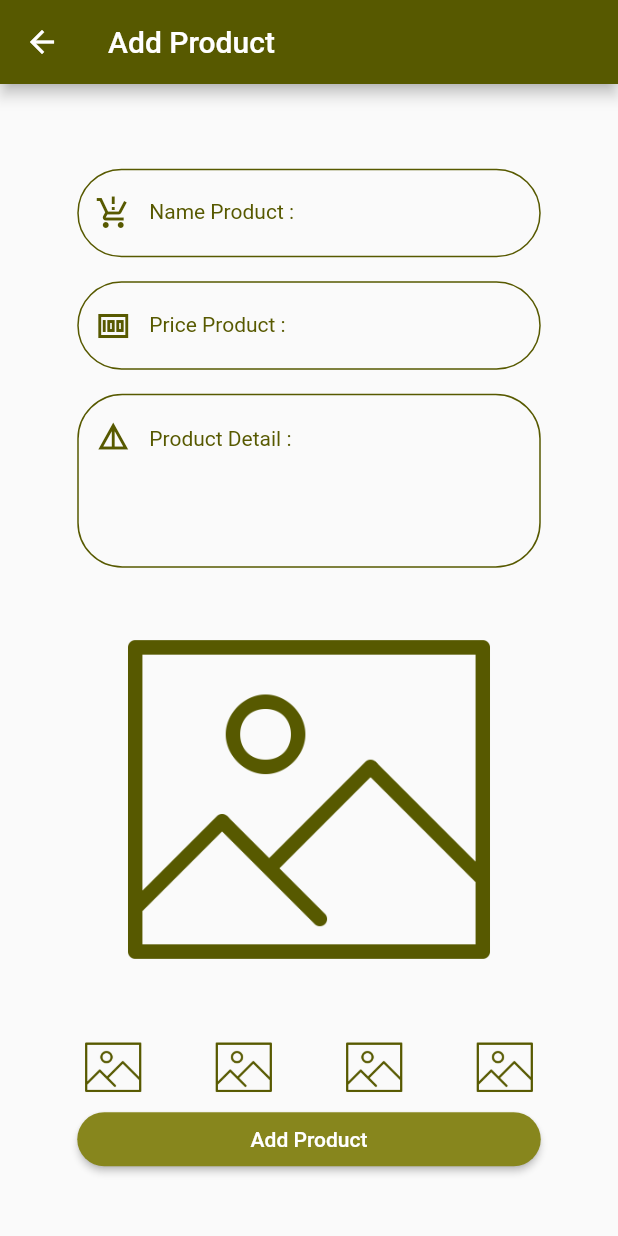
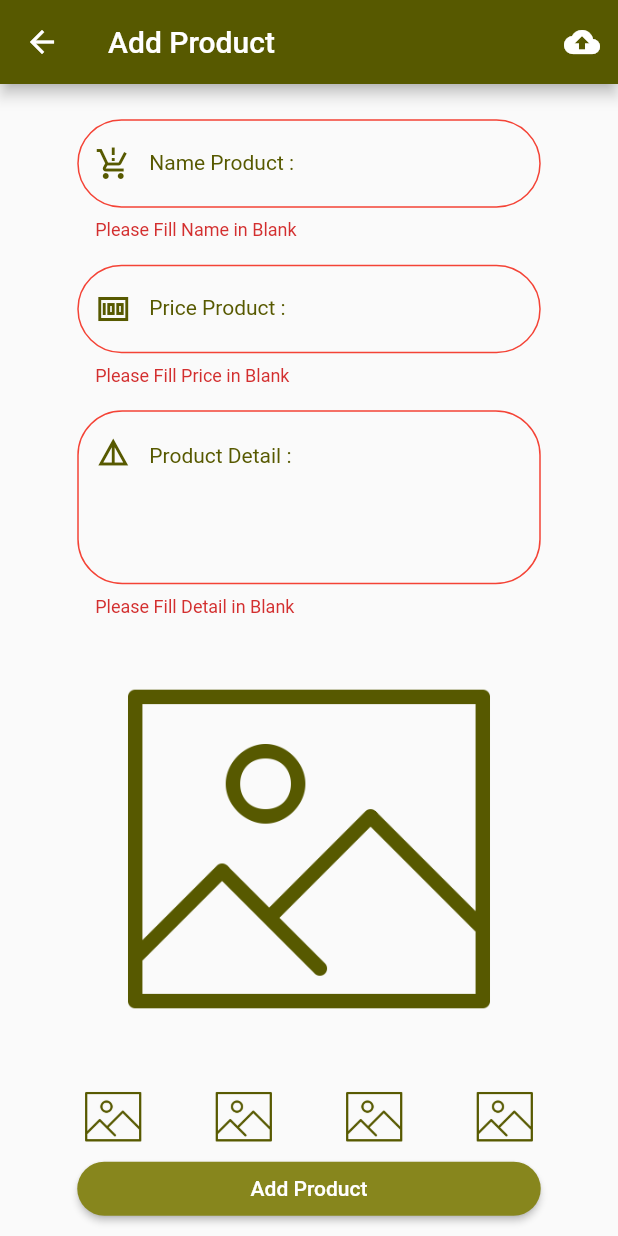
Before and after one commit to Phannasit-c/ShoppingMall, a Flutter app: the AddProduct screen opened by its route, after a tap on "Add Product", on a phone screen of 412 x 824 dp. Run offline on Flutter 3.47's test engine with Material 2 defaults, Android fonts, the phone set to English and light mode, and no system bars; our stand-ins replace dio, geolocator, google_maps_flutter, image_picker, shared_preferences; accounts and stored records are empty.

Commit message:
update 8 July

```diff
--- a/lib/states/add_product.dart
+++ b/lib/states/add_product.dart
@@ -1,5 +1,11 @@
+import 'dart:io';
+
 import 'package:flutter/material.dart';
+import 'package:image_picker/image_picker.dart';
 import 'package:shoppingmall/utility/my_constant.dart';
+import 'package:shoppingmall/utility/my_dialog.dart';
+import 'package:shoppingmall/widgets/show_image.dart';
+import 'package:shoppingmall/widgets/show_title.dart';
 
 class AddProduct extends StatefulWidget {
   const AddProduct({Key? key}) : super(key: key);
@@ -9,10 +15,32 @@ class AddProduct extends StatefulWidget {
 }
 
 class _AddProductState extends State<AddProduct> {
+  final formKey = GlobalKey<FormState>();
+  List<File?> files = [];
+  File? file;
+
+  @override
+  void initState() {
+    // TODO: implement initState
+    super.initState();
+    initialFile();
+  }
+
+  void initialFile() {
+    for (var i = 0; i < 4; i++) {
+      files.add(null);
+    }
+  }
+
   @override
   Widget build(BuildContext context) {
     return Scaffold(
       appBar: AppBar(
+        actions: [
+          IconButton(
+              onPressed: () => processAddProduct(),
+              icon: Icon(Icons.cloud_upload))
+        ],
         title: Text('Add Product'),
       ),
       body: LayoutBuilder(
@@ -21,23 +49,105 @@ class _AddProductState extends State<AddProduct> {
           behavior: HitTestBehavior.opaque,
           child: Center(
             child: SingleChildScrollView(
+              child: Form(
+                key: formKey,
                 child: Column(
                   children: [
                     buildProductName(constraints),
                     buildProductPrice(constraints),
                     buildProductDetail(constraints),
                     buildImage(constraints),
-                  Container(width: constraints.maxWidth*0.75,
-                    child: ElevatedButton(style: MyConstant().myButtonStyle(),
-                      onPressed: () {},
-                      child: Text('Add Product'),
-                    ),
-                  ),
+                    addProductButton(constraints),
                   ],
                 ),
               ),
             ),
           ),
+        ),
+      ),
+    );
+  }
+
+  Container addProductButton(BoxConstraints constraints) {
+    return Container(
+      width: constraints.maxWidth * 0.75,
+      child: ElevatedButton(
+        style: MyConstant().myButtonStyle(),
+        onPressed: () {
+          processAddProduct();
+        },
+        child: Text('Add Product'),
+      ),
+    );
+  }
+
+  void processAddProduct() {
+    if (formKey.currentState!.validate()) {
+      bool checkFile = true;
+      for (var item in files) {
+        if (item == null) {
+          checkFile = false;
+        }
+      }
+      if (checkFile) {
+        print('## choose 4 image success');
+      } else {
+        MyDialog()
+            .normalDialog(context, 'More Image', 'Please Choose More Image');
+      }
+    }
+  }
+
+  Future<Null> processImagePicker(ImageSource source, int index) async {
+    try {
+      var result = await ImagePicker().getImage(
+        source: source,
+        maxWidth: 800,
+        maxHeight: 800,
+      );
+
+      setState(() {
+        file = File(result!.path);
+        files[index] = file;
+      });
+    } catch (e) {}
+  }
+
+  Future<Null> chooseSourceImageDialog(int index) async {
+    print('Click From index ==>> $index');
+    showDialog(
+      context: context,
+      builder: (context) => AlertDialog(
+        title: ListTile(
+          leading: ShowImage(path: MyConstant.image4),
+          title: ShowTitle(
+              title: 'Source Image ${index + 1} ?',
+              textStyle: MyConstant().h2Style()),
+          subtitle: ShowTitle(
+              title: 'Please Tab on Camera or Gallery',
+              textStyle: MyConstant().h3Style()),
+        ),
+        actions: [
+          Row(
+            mainAxisAlignment: MainAxisAlignment.spaceAround,
+            children: [
+              TextButton(
+                onPressed: () {
+                  Navigator.pop(context);
+                  processImagePicker(ImageSource.camera, index);
+                },
+                child: Text('Camera'),
+              ),
+              TextButton(
+                onPressed: () {
+                  Navigator.pop(context);
+                  processImagePicker(ImageSource.gallery, index);
+                },
+                child: Text('Gallery'),
+              ),
+            ],
+          ),
+        ],
       ),
     );
   }
@@ -48,8 +158,9 @@ class _AddProductState extends State<AddProduct> {
         Container(
             width: constraints.maxWidth * 0.75,
             height: constraints.maxWidth * 0.75,
-          child: Image.asset(MyConstant.image5),
-        ),
+            child: file == null
+                ? Image.asset(MyConstant.image5)
+                : Image.file(file!)),
         Container(
           width: constraints.maxWidth * 0.75,
           child: Row(
@@ -58,22 +169,54 @@ class _AddProductState extends State<AddProduct> {
               Container(
                 width: 48,
                 height: 48,
-                child: Image.asset(MyConstant.image5),
+                child: InkWell(
+                  onTap: () => chooseSourceImageDialog(0),
+                  child: files[0] == null
+                      ? Image.asset(MyConstant.image5)
+                      : Image.file(
+                          files[0]!,
+                          fit: BoxFit.cover,
+                        ),
+                ),
               ),
               Container(
                 width: 48,
                 height: 48,
-                child: Image.asset(MyConstant.image5),
+                child: InkWell(
+                  onTap: () => chooseSourceImageDialog(1),
+                  child: files[1] == null
+                      ? Image.asset(MyConstant.image5)
+                      : Image.file(
+                          files[1]!,
+                          fit: BoxFit.cover,
+                        ),
+                ),
               ),
               Container(
                 width: 48,
                 height: 48,
-                child: Image.asset(MyConstant.image5),
+                child: InkWell(
+                  onTap: () => chooseSourceImageDialog(2),
+                  child: files[2] == null
+                      ? Image.asset(MyConstant.image5)
+                      : Image.file(
+                          files[2]!,
+                          fit: BoxFit.cover,
+                        ),
+                ),
               ),
               Container(
                 width: 48,
                 height: 48,
-                child: Image.asset(MyConstant.image5),
+                child: InkWell(
+                  onTap: () => chooseSourceImageDialog(3),
+                  child: files[3] == null
+                      ? Image.asset(MyConstant.image5)
+                      : Image.file(
+                          files[3]!,
+                          fit: BoxFit.cover,
+                        ),
+                ),
               ),
             ],
           ),
@@ -87,6 +230,13 @@ class _AddProductState extends State<AddProduct> {
       width: constraints.maxWidth * 0.75,
       margin: EdgeInsets.only(top: 16),
       child: TextFormField(
+        validator: (value) {
+          if (value!.isEmpty) {
+            return 'Please Fill Name in Blank';
+          } else {
+            return null;
+          }
+        },
         decoration: InputDecoration(
           labelStyle: MyConstant().h3Style(),
           labelText: 'Name Product :',
@@ -102,6 +252,10 @@ class _AddProductState extends State<AddProduct> {
             borderSide: BorderSide(color: MyConstant.light),
             borderRadius: BorderRadius.circular(30),
           ),
+          errorBorder: OutlineInputBorder(
+            borderSide: BorderSide(color: Colors.red),
+            borderRadius: BorderRadius.circular(30),
+          ),
         ),
       ),
     );
@@ -112,6 +266,13 @@ class _AddProductState extends State<AddProduct> {
       width: constraints.maxWidth * 0.75,
       margin: EdgeInsets.only(top: 16),
       child: TextFormField(
+        validator: (value) {
+          if (value!.isEmpty) {
+            return 'Please Fill Price in Blank';
+          } else {
+            return null;
+          }
+        },
         keyboardType: TextInputType.number,
         decoration: InputDecoration(
           labelStyle: MyConstant().h3Style(),
@@ -128,6 +289,10 @@ class _AddProductState extends State<AddProduct> {
             borderSide: BorderSide(color: MyConstant.light),
             borderRadius: BorderRadius.circular(30),
           ),
+          errorBorder: OutlineInputBorder(
+            borderSide: BorderSide(color: Colors.red),
+            borderRadius: BorderRadius.circular(30),
+          ),
         ),
       ),
     );
@@ -138,6 +303,13 @@ class _AddProductState extends State<AddProduct> {
       width: constraints.maxWidth * 0.75,
       margin: EdgeInsets.only(top: 16),
       child: TextFormField(
+        validator: (value) {
+          if (value!.isEmpty) {
+            return 'Please Fill Detail in Blank';
+          } else {
+            return null;
+          }
+        },
         maxLines: 4,
         decoration: InputDecoration(
           hintStyle: MyConstant().h3Style(),
@@ -157,6 +329,10 @@ class _AddProductState extends State<AddProduct> {
             borderSide: BorderSide(color: MyConstant.light),
             borderRadius: BorderRadius.circular(30),
           ),
+          errorBorder: OutlineInputBorder(
+            borderSide: BorderSide(color: Colors.red),
+            borderRadius: BorderRadius.circular(30),
+          ),
         ),
       ),
     );
--- a/lib/states/buyer_service.dart
+++ b/lib/states/buyer_service.dart
@@ -1,8 +1,7 @@
 import 'package:flutter/material.dart';
-import 'package:shared_preferences/shared_preferences.dart';
-import 'package:shoppingmall/utility/my_constant.dart';
+
 import 'package:shoppingmall/widgets/show_signout.dart';
-import 'package:shoppingmall/widgets/show_title.dart';
+
 
 class BuyerService extends StatefulWidget {
   const BuyerService({Key? key}) : super(key: key);
--- a/lib/utility/my_constant.dart
+++ b/lib/utility/my_constant.dart
@@ -3,7 +3,7 @@ import 'package:flutter/material.dart';
 class MyConstant {
   // Genernal
   static String appName = 'Shopping Mall';
-  static String domain = 'https://95549f455b8d.ngrok.io';
+  static String domain = 'https://ac4416df6bf7.ngrok.io';
 
   // Route
   static String routeAuthen = '/authen';
```
Lines whose indentation alone changed are shown as unchanged.
